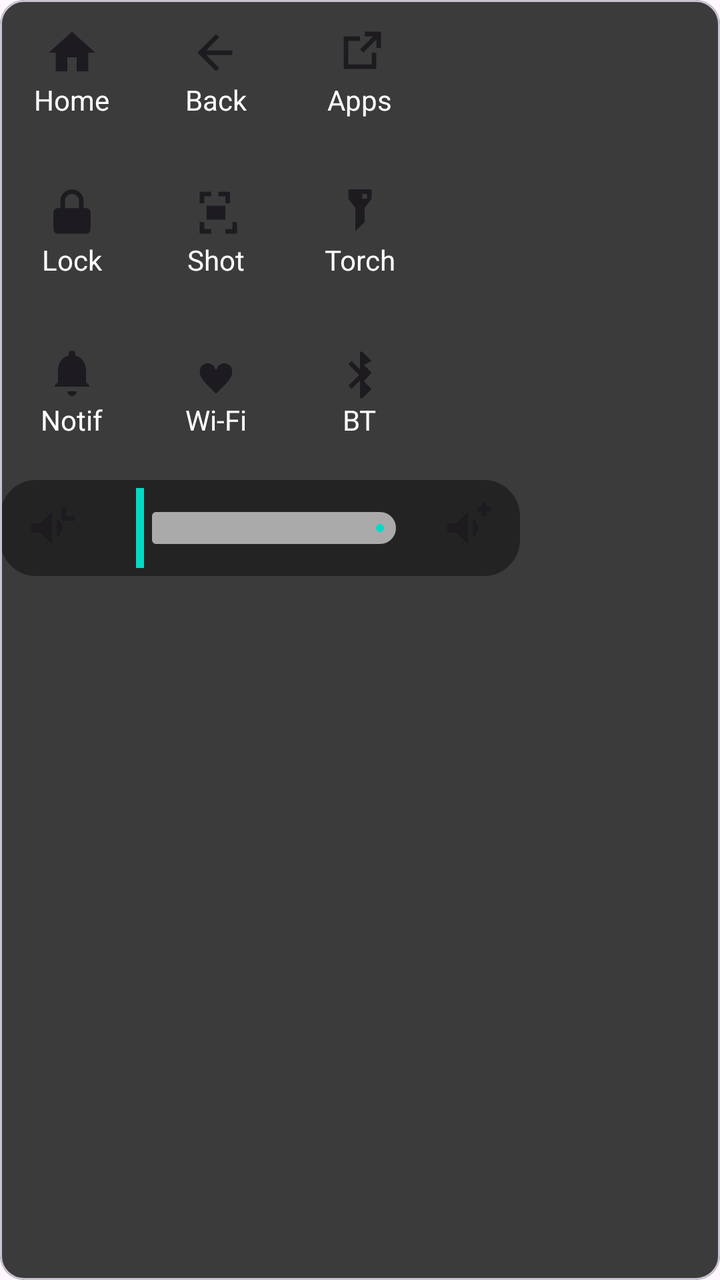
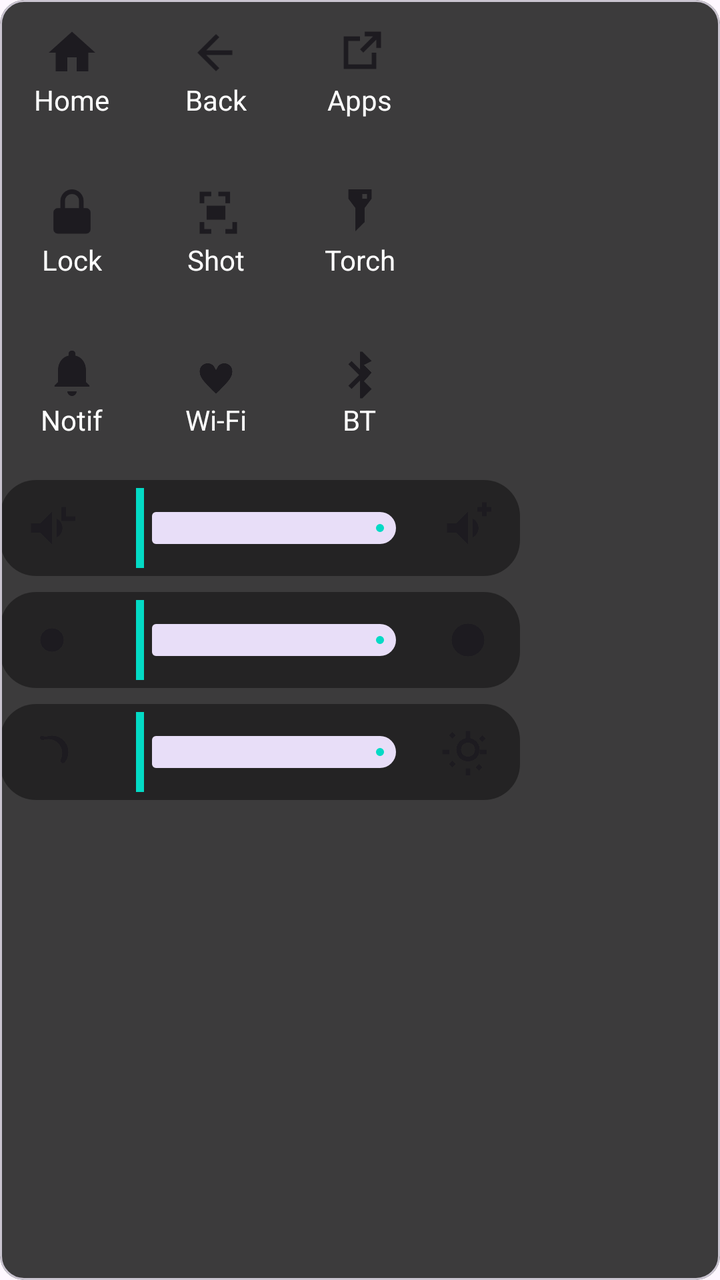

An Android layout rendered at two revisions. The XML below is the earlier revision; the diff shows what the commit changed to produce the second picture.
<!-- AndroidManifest.xml: application theme Theme.AssistiveTouch -->
<!-- res/layout/view_action_panel.xml -->
<?xml version="1.0" encoding="utf-8"?>
<com.google.android.material.card.MaterialCardView xmlns:android="http://schemas.android.com/apk/res/android"
    xmlns:app="http://schemas.android.com/apk/res-auto"
    android:id="@+id/panelRoot"
    android:layout_width="wrap_content"
    android:layout_height="wrap_content"
    android:padding="12dp"
    android:elevation="10dp"
    android:backgroundTint="#E0212121"
    android:radius="20dp">

    <LinearLayout
        android:layout_width="wrap_content"
        android:layout_height="wrap_content"
        android:orientation="vertical">

        
        <LinearLayout
            android:layout_width="wrap_content"
            android:layout_height="wrap_content"
            android:orientation="horizontal">

            <LinearLayout
                android:id="@+id/buttonHome"
                style="@style/PanelItem" >
                <ImageView
                    android:layout_width="28dp"
                    android:layout_height="28dp"
                    android:tint="?attr/colorOnSurface"
                    android:src="@drawable/ic_home" />
                <TextView
                    android:layout_width="wrap_content"
                    android:layout_height="wrap_content"
                    android:textColor="@android:color/white"
                    android:text="Home" />
            </LinearLayout>

            <LinearLayout
                android:id="@+id/buttonBack"
                style="@style/PanelItem" >
                <ImageView
                    android:layout_width="28dp"
                    android:layout_height="28dp"
                    android:tint="?attr/colorOnSurface"
                    android:src="@drawable/ic_back" />
                <TextView
                    android:layout_width="wrap_content"
                    android:layout_height="wrap_content"
                    android:textColor="@android:color/white"
                    android:text="Back" />
            </LinearLayout>

            <LinearLayout
                android:id="@+id/buttonRecents"
                style="@style/PanelItem" >
                <ImageView
                    android:layout_width="28dp"
                    android:layout_height="28dp"
                    android:tint="?attr/colorOnSurface"
                    android:src="@drawable/ic_recents" />
                <TextView
                    android:layout_width="wrap_content"
                    android:layout_height="wrap_content"
                    android:textColor="@android:color/white"
                    android:text="Apps" />
            </LinearLayout>
        </LinearLayout>

        
        <LinearLayout
            android:layout_width="wrap_content"
            android:layout_height="wrap_content"
            android:orientation="horizontal"
            android:layout_marginTop="8dp">

            <LinearLayout
                android:id="@+id/buttonLock"
                style="@style/PanelItem" >
                <ImageView
                    android:layout_width="28dp"
                    android:layout_height="28dp"
                    android:tint="?attr/colorOnSurface"
                    android:src="@drawable/ic_lock" />
                <TextView
                    android:layout_width="wrap_content"
                    android:layout_height="wrap_content"
                    android:textColor="@android:color/white"
                    android:text="Lock" />
            </LinearLayout>

            <LinearLayout
                android:id="@+id/buttonScreenshot"
                style="@style/PanelItem" >
                <ImageView
                    android:layout_width="28dp"
                    android:layout_height="28dp"
                    android:tint="?attr/colorOnSurface"
                    android:src="@drawable/ic_screenshot" />
                <TextView
                    android:layout_width="wrap_content"
                    android:layout_height="wrap_content"
                    android:textColor="@android:color/white"
                    android:text="Shot" />
            </LinearLayout>

            <LinearLayout
                android:id="@+id/buttonFlashlight"
                style="@style/PanelItem" >
                <ImageView
                    android:layout_width="28dp"
                    android:layout_height="28dp"
                    android:tint="?attr/colorOnSurface"
                    android:src="@drawable/ic_flashlight" />
                <TextView
                    android:layout_width="wrap_content"
                    android:layout_height="wrap_content"
                    android:textColor="@android:color/white"
                    android:text="Torch" />
            </LinearLayout>
        </LinearLayout>

        
        <LinearLayout
            android:layout_width="wrap_content"
            android:layout_height="wrap_content"
            android:orientation="horizontal"
            android:layout_marginTop="8dp">

            <LinearLayout
                android:id="@+id/buttonNotifications"
                style="@style/PanelItem" >
                <ImageView
                    android:layout_width="28dp"
                    android:layout_height="28dp"
                    android:tint="?attr/colorOnSurface"
                    android:src="@drawable/ic_notifications" />
                <TextView
                    android:layout_width="wrap_content"
                    android:layout_height="wrap_content"
                    android:textColor="@android:color/white"
                    android:text="Notif" />
            </LinearLayout>

            <LinearLayout
                android:id="@+id/buttonWifi"
                style="@style/PanelItem" >
                <ImageView
                    android:layout_width="28dp"
                    android:layout_height="28dp"
                    android:tint="?attr/colorOnSurface"
                    android:src="@drawable/ic_wifi" />
                <TextView
                    android:layout_width="wrap_content"
                    android:layout_height="wrap_content"
                    android:textColor="@android:color/white"
                    android:text="Wi‑Fi" />
            </LinearLayout>

            <LinearLayout
                android:id="@+id/buttonBluetooth"
                style="@style/PanelItem" >
                <ImageView
                    android:layout_width="28dp"
                    android:layout_height="28dp"
                    android:tint="?attr/colorOnSurface"
                    android:src="@drawable/ic_bluetooth" />
                <TextView
                    android:layout_width="wrap_content"
                    android:layout_height="wrap_content"
                    android:textColor="@android:color/white"
                    android:text="BT" />
            </LinearLayout>

        </LinearLayout>

        
        <LinearLayout
            android:layout_width="260dp"
            android:layout_height="48dp"
            android:orientation="horizontal"
            android:layout_gravity="center_horizontal"
            android:layout_marginTop="8dp">

            <LinearLayout
                android:layout_width="match_parent"
                android:layout_height="match_parent"
                android:orientation="horizontal"
                android:gravity="center_vertical"
                android:background="@drawable/bg_volume_pill"
                android:paddingHorizontal="12dp">

                <ImageView
                    android:id="@+id/iconVolumeDown"
                    android:layout_width="28dp"
                    android:layout_height="28dp"
                    android:tint="?attr/colorOnSurface"
                    android:src="@drawable/ic_volume_down" />

                <com.google.android.material.slider.Slider
                    android:id="@+id/volumeSlider"
                    android:layout_width="0dp"
                    android:layout_height="wrap_content"
                    android:layout_marginHorizontal="8dp"
                    android:layout_weight="1"
                    app:trackColorActive="@color/teal_200"
                    app:trackColorInactive="@android:color/darker_gray"
                    app:thumbTint="@android:color/white"
                    app:haloTint="@color/teal_200"
                    app:valueFrom="0"
                    app:valueTo="100" />

                <ImageView
                    android:id="@+id/iconVolumeUp"
                    android:layout_width="28dp"
                    android:layout_height="28dp"
                    android:tint="?attr/colorOnSurface"
                    android:src="@drawable/ic_volume_up" />
            </LinearLayout>
        </LinearLayout>

    </LinearLayout>

</com.google.android.material.card.MaterialCardView>
<!-- resources referenced by this layout -->
<resources>
  <color name="teal_200">#03DAC5</color>
  <!-- drawable bg_volume_pill (drawable) -->
  <?xml version="1.0" encoding="utf-8"?>
  <shape xmlns:android="http://schemas.android.com/apk/res/android"
      android:shape="rectangle">
      <corners android:radius="18dp" />
      <solid android:color="#66000000" />
      <padding
          android:left="4dp"
          android:top="4dp"
          android:right="4dp"
          android:bottom="4dp" />
  </shape>
  <!-- drawable ic_flashlight (drawable) -->
  <?xml version="1.0" encoding="utf-8"?>
  <vector xmlns:android="http://schemas.android.com/apk/res/android"
      android:width="24dp"
      android:height="24dp"
      android:viewportWidth="24"
      android:viewportHeight="24">
      <path
          android:fillColor="#FFFFFFFF"
          android:pathData="M7,2v4l3,4v10l4,-4v-6l3,-4V2H7zm8,2v2h-2V4h2z" />
  </vector>
  <!-- drawable ic_home (drawable) -->
  <?xml version="1.0" encoding="utf-8"?>
  <vector xmlns:android="http://schemas.android.com/apk/res/android"
      android:width="24dp"
      android:height="24dp"
      android:viewportWidth="24"
      android:viewportHeight="24">
      <path
          android:fillColor="#FFFFFFFF"
          android:pathData="M10,20v-6h4v6h5v-8h3L12,3 2,12h3v8z" />
  </vector>
  <color name="purple_500">#6200EE</color>
  <!-- unchanged entries left out for length: 11 -->
</resources>

<!-- the commit's change to res/layout/view_action_panel.xml (unified diff, before → after) -->
@@ -201,13 +201,7 @@
                     android:layout_width="0dp"
                     android:layout_height="wrap_content"
                     android:layout_marginHorizontal="8dp"
-                    android:layout_weight="1"
-                    app:trackColorActive="@color/teal_200"
-                    app:trackColorInactive="@android:color/darker_gray"
-                    app:thumbTint="@android:color/white"
-                    app:haloTint="@color/teal_200"
-                    app:valueFrom="0"
-                    app:valueTo="100" />
+                    android:layout_weight="1" />
 
                 <ImageView
                     android:id="@+id/iconVolumeUp"
@@ -218,6 +212,84 @@
             </LinearLayout>
         </LinearLayout>
 
+        
+        <LinearLayout
+            android:layout_width="260dp"
+            android:layout_height="48dp"
+            android:orientation="horizontal"
+            android:layout_gravity="center_horizontal"
+            android:layout_marginTop="8dp">
+
+            <LinearLayout
+                android:layout_width="match_parent"
+                android:layout_height="match_parent"
+                android:orientation="horizontal"
+                android:gravity="center_vertical"
+                android:background="@drawable/bg_volume_pill"
+                android:paddingHorizontal="12dp">
+
+                <ImageView
+                    android:id="@+id/iconBrightnessLow"
+                    android:layout_width="28dp"
+                    android:layout_height="28dp"
+                    android:tint="?attr/colorOnSurface"
+                    android:src="@drawable/ic_brightness_low" />
+
+                <com.google.android.material.slider.Slider
+                    android:id="@+id/brightnessSlider"
+                    android:layout_width="0dp"
+                    android:layout_height="wrap_content"
+                    android:layout_marginHorizontal="8dp"
+                    android:layout_weight="1" />
+
+                <ImageView
+                    android:id="@+id/iconBrightnessHigh"
+                    android:layout_width="28dp"
+                    android:layout_height="28dp"
+                    android:tint="?attr/colorOnSurface"
+                    android:src="@drawable/ic_brightness_high" />
+            </LinearLayout>
+        </LinearLayout>
+
+        
+        <LinearLayout
+            android:layout_width="260dp"
+            android:layout_height="48dp"
+            android:orientation="horizontal"
+            android:layout_gravity="center_horizontal"
+            android:layout_marginTop="8dp">
+
+            <LinearLayout
+                android:layout_width="match_parent"
+                android:layout_height="match_parent"
+                android:orientation="horizontal"
+                android:gravity="center_vertical"
+                android:background="@drawable/bg_volume_pill"
+                android:paddingHorizontal="12dp">
+
+                <ImageView
+                    android:id="@+id/iconBrightnessDown"
+                    android:layout_width="28dp"
+                    android:layout_height="28dp"
+                    android:tint="?attr/colorOnSurface"
+                    android:src="@drawable/ic_dark_mode" />
+
+                <com.google.android.material.slider.Slider
+                    android:id="@+id/brightnessSlider"
+                    android:layout_width="0dp"
+                    android:layout_height="wrap_content"
+                    android:layout_marginHorizontal="8dp"
+                    android:layout_weight="1" />
+
+                <ImageView
+                    android:id="@+id/iconBrightnessUp"
+                    android:layout_width="28dp"
+                    android:layout_height="28dp"
+                    android:tint="?attr/colorOnSurface"
+                    android:src="@drawable/ic_light_mode" />
+            </LinearLayout>
+        </LinearLayout>
+
     </LinearLayout>
 
 </com.google.android.material.card.MaterialCardView>
<!-- resource entries referenced after the edit -->
@@ -13,6 +13,39 @@
           android:right="4dp"
           android:bottom="4dp" />
   </shape>
+  <!-- drawable ic_brightness_high (drawable) -->
+  <?xml version="1.0" encoding="utf-8"?>
+  <vector xmlns:android="http://schemas.android.com/apk/res/android"
+      android:width="24dp"
+      android:height="24dp"
+      android:viewportWidth="24"
+      android:viewportHeight="24">
+      <path
+          android:fillColor="#FFFFFFFF"
+          android:pathData="M12,5a7,7 0,1 0,0 14 7,7 0,0 0,0 -14zM12,1v3M12,20v3M4.22,4.22l2.12,2.12M17.66,17.66l2.12,2.12M1,12h3M20,12h3M4.22,19.78l2.12,-2.12M17.66,6.34l2.12,-2.12" />
+  </vector>
+  <!-- drawable ic_brightness_low (drawable) -->
+  <?xml version="1.0" encoding="utf-8"?>
+  <vector xmlns:android="http://schemas.android.com/apk/res/android"
+      android:width="24dp"
+      android:height="24dp"
+      android:viewportWidth="24"
+      android:viewportHeight="24">
+      <path
+          android:fillColor="#FFFFFFFF"
+          android:pathData="M12,7a5,5 0,1 0,0 10 5,5 0,0 0,0 -10zM12,2v2M12,20v2M4.22,4.22l1.42,1.42M18.36,18.36l1.42,1.42M2,12h2M20,12h2" />
+  </vector>
+  <!-- drawable ic_dark_mode (drawable) -->
+  <?xml version="1.0" encoding="utf-8"?>
+  <vector xmlns:android="http://schemas.android.com/apk/res/android"
+      android:width="24dp"
+      android:height="24dp"
+      android:viewportWidth="24"
+      android:viewportHeight="24">
+      <path
+          android:fillColor="#FFFFFFFF"
+          android:pathData="M9.37,5.51C10.24,5.19 11.11,5 12,5c3.87,0 7,3.13 7,7 0,1.64 -0.56,3.15 -1.5,4.35 -0.39,0.5 -1.12,0.55 -1.58,0.09 -0.31,-0.31 -0.39,-0.79 -0.19,-1.19 0.42,-0.84 0.67,-1.79 0.67,-2.8 0,-3.31 -2.69,-6 -6,-6 -0.74,0 -1.45,0.13 -2.11,0.38 -0.43,0.16 -0.91,0.03 -1.2,-0.32 -0.46,-0.53 -0.27,-1.34 0.37,-1.51z" />
+  </vector>
   <!-- drawable ic_flashlight (drawable) -->
   <?xml version="1.0" encoding="utf-8"?>
   <vector xmlns:android="http://schemas.android.com/apk/res/android"
@@ -35,6 +68,17 @@
           android:fillColor="#FFFFFFFF"
           android:pathData="M10,20v-6h4v6h5v-8h3L12,3 2,12h3v8z" />
   </vector>
+  <!-- drawable ic_light_mode (drawable) -->
+  <?xml version="1.0" encoding="utf-8"?>
+  <vector xmlns:android="http://schemas.android.com/apk/res/android"
+      android:width="24dp"
+      android:height="24dp"
+      android:viewportWidth="24"
+      android:viewportHeight="24">
+      <path
+          android:fillColor="#FFFFFFFF"
+          android:pathData="M6.76,4.84L5.35,3.43 3.93,4.85 5.34,6.26 6.76,4.84zM1,11h3v2H1v-2zm10,-8h2v3h-2V3zm7.07,1.85l1.41,1.41 -1.41,1.41 -1.41,-1.41 1.41,-1.41zM17,11h3v2h-3v-2zm-5,3a3,3 0,1 1 0,-6 3,3 0,0 1 0,6zm0,2a5,5 0,1 0 0,-10 5,5 0,0 0 0,10zm-1,3h2v3h-2v-3zm-7.07,-1.85l1.41,-1.41 1.41,1.41 -1.41,1.41 -1.41,-1.41zm12.73,0l1.41,1.41 -1.41,1.41 -1.41,-1.41 1.41,-1.41z" />
+  </vector>
   <color name="purple_500">#6200EE</color>
   <!-- unchanged entries left out for length: 11 -->
 </resources>
